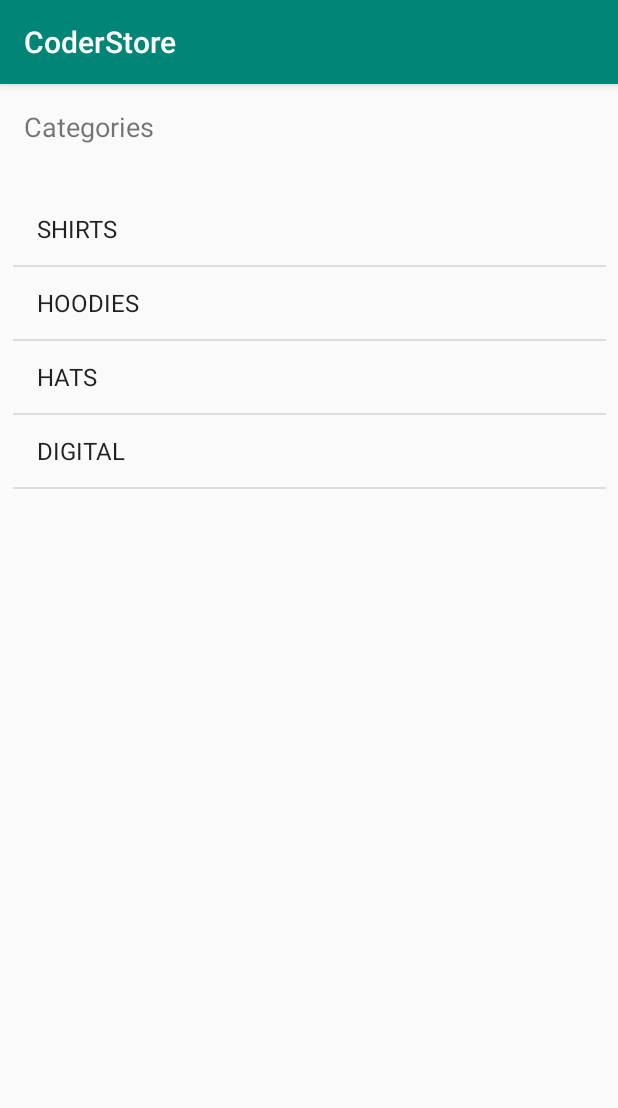
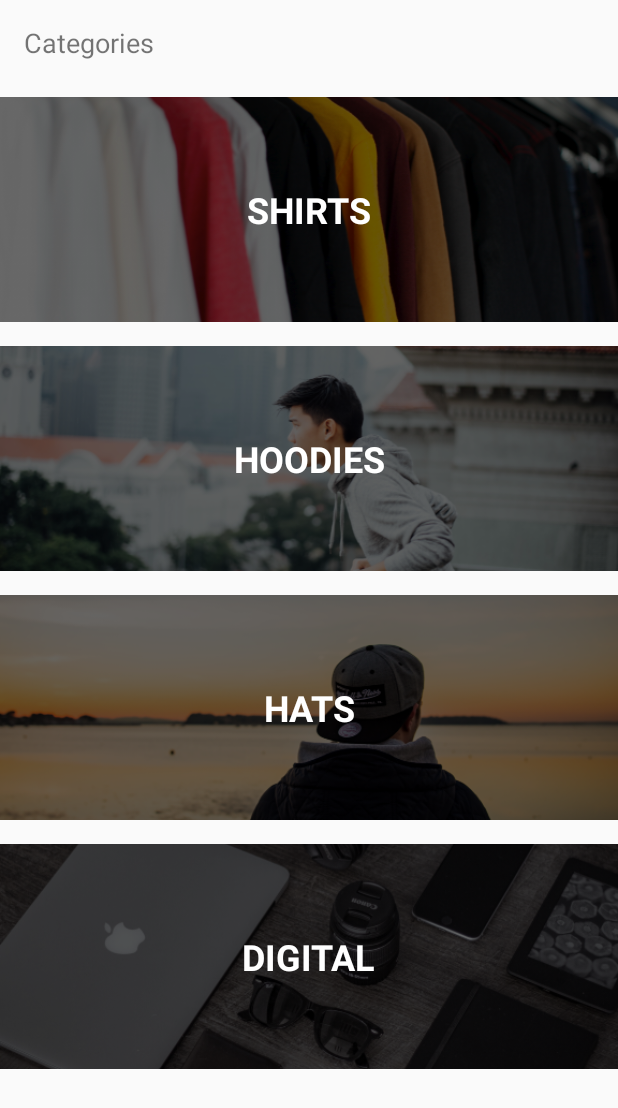
Before and after one commit to zachcervi/CoderStore, an Android app: the screen it shows after launch (MainActivity), on a phone screen of 412 x 824 dp. Shown: the top 1108 px of the screen. Run offline under Robolectric (Android 15) with nearby library versions, the phone set to English and light mode, and no system bars.

Commit message:
lesson 03/04

```diff
--- /dev/null
+++ b/app/src/main/java/com/zachcervi/coderstore/Adapters/CategoryAdapter.kt
@@ -0,0 +1,65 @@
+package com.zachcervi.coderstore.Adapters
+
+import android.content.Context
+import android.view.LayoutInflater
+import android.view.View
+import android.view.ViewGroup
+import android.widget.BaseAdapter
+import android.widget.ImageView
+import android.widget.TextView
+import com.zachcervi.coderstore.Model.Category
+import com.zachcervi.coderstore.R
+import kotlinx.android.synthetic.main.category_list_item.view.*
+
+class CategoryAdapter(context: Context, categories: List<Category>) : BaseAdapter() {
+
+    val context = context
+    val categoies = categories
+
+
+
+    override fun getView(position: Int, convertView: View?, parent: ViewGroup?): View {
+        val categoryView: View
+        val holder: ViewHolder
+
+        if (convertView == null){
+            categoryView = LayoutInflater.from(context).inflate(R.layout.category_list_item, null)
+            holder = ViewHolder()
+
+          holder.categoryImage = categoryView.findViewById(R.id.categoryImage)
+            holder.categoryName  = categoryView.findViewById(R.id.categoryName)
+            categoryView.tag = holder
+        } else {
+            holder = convertView.tag as ViewHolder
+            categoryView = convertView
+        }
+
+        val category = categoies[position]
+
+
+        val resourceId = context.resources.getIdentifier(category.image, "drawable", context.packageName)
+        holder.categoryImage?.setImageResource(resourceId)
+        holder.categoryName?.text = category.title
+        return categoryView
+    }
+
+    override fun getItem(position: Int): Any {
+        return categoies[position]
+    }
+
+    override fun getItemId(position: Int): Long {
+       return 0
+    }
+
+    override fun getCount(): Int {
+        return  categoies.count()
+    }
+
+
+    private class ViewHolder{
+        var categoryImage : ImageView? = null
+        var categoryName : TextView? = null
+
+    }
+
+}
--- a/app/src/main/java/com/zachcervi/coderstore/Controller/MainActivity.kt
+++ b/app/src/main/java/com/zachcervi/coderstore/Controller/MainActivity.kt
@@ -3,23 +3,22 @@ package com.zachcervi.coderstore.Controller
 import android.support.v7.app.AppCompatActivity
 import android.os.Bundle
 import android.widget.ArrayAdapter
+import com.zachcervi.coderstore.Adapters.CategoryAdapter
 import com.zachcervi.coderstore.Model.Category
 import com.zachcervi.coderstore.R
 import com.zachcervi.coderstore.Services.DataService
 import kotlinx.android.synthetic.main.activity_main.*
 
+
 class MainActivity : AppCompatActivity() {
 
 
-    lateinit var adapter : ArrayAdapter<Category
-            >
+    lateinit var adapter : CategoryAdapter
     override fun onCreate(savedInstanceState: Bundle?) {
         super.onCreate(savedInstanceState)
         setContentView(R.layout.activity_main)
 
-        adapter = ArrayAdapter(this,
-            android.R.layout.simple_list_item_1,
-            DataService.categories)
+       adapter = CategoryAdapter(this, DataService.categories)
 
         categoriesListView.adapter = adapter
     }
--- a/app/src/main/res/layout/activity_main.xml
+++ b/app/src/main/res/layout/activity_main.xml
@@ -16,11 +16,16 @@
             android:layout_marginTop="16dp" android:layout_marginLeft="16dp" android:textSize="18sp"
             android:id="@+id/textView"/>
     <ListView
-            android:layout_width="395dp"
-            android:layout_height="0dp" android:layout_marginTop="32dp"
-            app:layout_constraintTop_toBottomOf="@+id/textView" app:layout_constraintStart_toStartOf="parent"
-            android:layout_marginStart="16dp" app:layout_constraintEnd_toEndOf="parent" android:layout_marginEnd="16dp"
-            android:layout_marginBottom="16dp" app:layout_constraintBottom_toBottomOf="parent"
-            android:id="@+id/categoriesListView"/>
+            android:layout_width="0dp"
+            android:layout_height="0dp"
+            android:layout_marginTop="16dp"
+            app:layout_constraintTop_toBottomOf="@+id/textView"
+            app:layout_constraintStart_toStartOf="parent"
+            app:layout_constraintEnd_toEndOf="parent"
+            android:layout_marginBottom="16dp"
+            app:layout_constraintBottom_toBottomOf="parent"
+            android:id="@+id/categoriesListView"
+            android:divider="@null"
+    />
 
 </android.support.constraint.ConstraintLayout>
--- a/app/src/main/res/layout/category_list_item.xml
+++ b/app/src/main/res/layout/category_list_item.xml
@@ -5,20 +5,34 @@
                                              android:layout_height="150dp">
 
     <ImageView
+            android:id="@+id/categoryImage"
             android:layout_width="0dp"
-            android:layout_height="0dp" tools:srcCompat="@drawable/hatimage"
-            android:id="@+id/categoryImage" app:layout_constraintEnd_toEndOf="parent"
+            android:layout_height="150dp"
+            android:layout_marginBottom="8dp"
+            android:layout_marginEnd="0dp"
+            android:layout_marginStart="0dp"
+            android:layout_marginTop="8dp"
+            android:scaleType="centerCrop"
+            app:layout_constraintBottom_toBottomOf="parent"
+            app:layout_constraintEnd_toEndOf="parent"
+            app:layout_constraintStart_toStartOf="parent"
             app:layout_constraintTop_toTopOf="parent"
-            app:layout_constraintBottom_toBottomOf="parent"
-            android:scaleType="centerCrop" app:layout_constraintStart_toStartOf="parent"
-    />
+            tools:srcCompat="@drawable/hatimage" />
+
     <TextView
-            android:text="HATS"
+            android:id="@+id/categoryName"
             android:layout_width="wrap_content"
             android:layout_height="wrap_content"
-            android:id="@+id/categoryName" app:layout_constraintStart_toStartOf="@+id/categoryImage"
-            app:layout_constraintEnd_toEndOf="@+id/categoryImage" android:layout_marginEnd="8dp"
-            android:layout_marginBottom="8dp" app:layout_constraintBottom_toBottomOf="@+id/categoryImage"
-            android:layout_marginTop="8dp" app:layout_constraintTop_toTopOf="parent" android:textSize="30sp"
-            android:textColor="@android:color/white" android:textStyle="bold" android:layout_marginStart="8dp"/>
+            android:layout_marginBottom="8dp"
+            android:layout_marginEnd="8dp"
+            android:layout_marginStart="8dp"
+            android:layout_marginTop="8dp"
+            android:textColor="@android:color/white"
+            android:textSize="24sp"
+            android:textStyle="bold"
+            app:layout_constraintBottom_toBottomOf="parent"
+            app:layout_constraintEnd_toEndOf="parent"
+            app:layout_constraintStart_toStartOf="parent"
+            app:layout_constraintTop_toTopOf="parent"
+            tools:text="HATS" />
 </android.support.constraint.ConstraintLayout>
--- a/app/src/main/res/values/styles.xml
+++ b/app/src/main/res/values/styles.xml
@@ -1,7 +1,7 @@
 <resources>
 
     <!-- Base application theme. -->
-    <style name="AppTheme" parent="Theme.AppCompat.Light.DarkActionBar">
+    <style name="AppTheme" parent="Theme.AppCompat.Light.NoActionBar">
         <!-- Customize your theme here. -->
         <item name="colorPrimary">@color/colorPrimary</item>
         <item name="colorPrimaryDark">@color/colorPrimaryDark</item>
```
